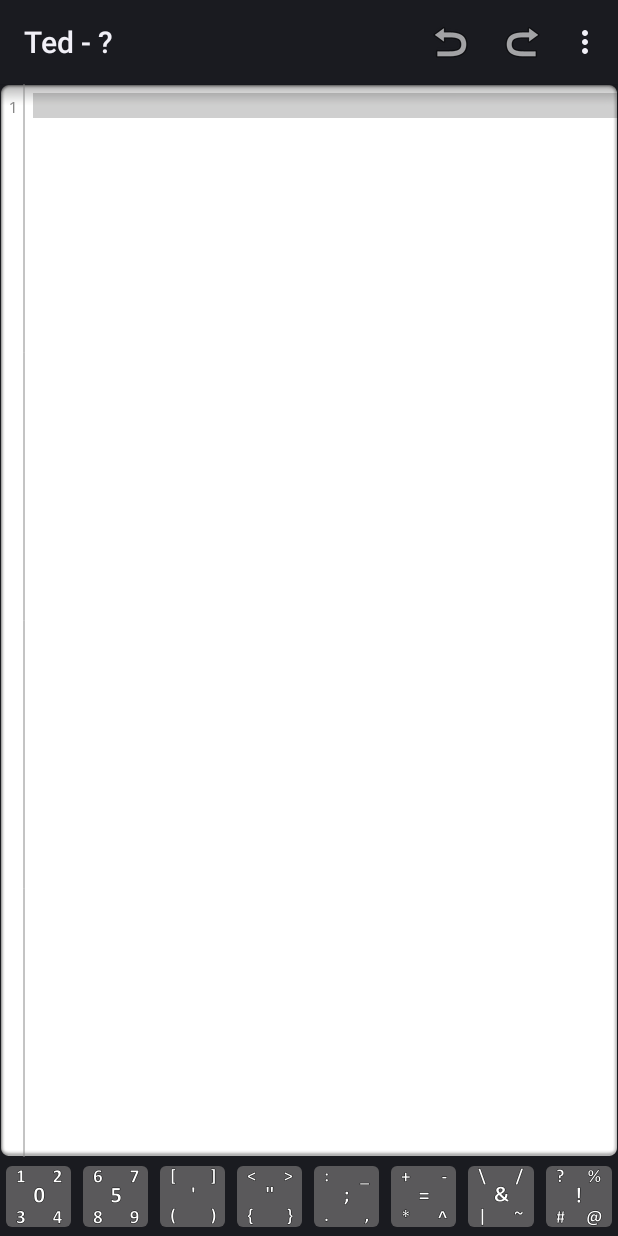
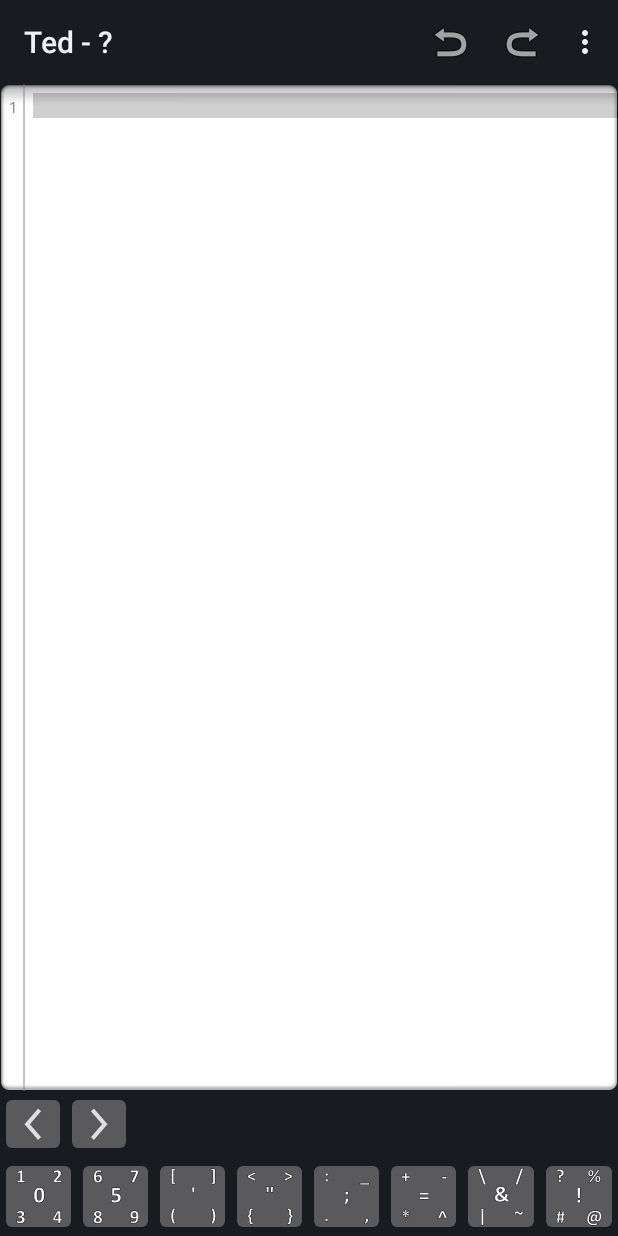
Before and after one commit to JJertok/Ted-Editor, an Android app: the screen it shows after launch (TedActivity), on a phone screen of 412 x 824 dp. Run offline under Robolectric (Android 15) with nearby library versions, the phone set to English and light mode, and no system bars; 6 statements that could not run were skipped.

Commit message:
Add functionality, which allows to work with large files.

```diff
--- a/ted/src/main/java/fr/xgouchet/texteditor/common/Constants.java
+++ b/ted/src/main/java/fr/xgouchet/texteditor/common/Constants.java
@@ -113,6 +113,8 @@ public interface Constants {
 	/** maximum text size */
 	public static final int TEXT_SIZE_MAX = 40;
 
+	public static final int LINES_PER_PAGE = 300;
+
 	/** End of line setting for Linux files ( = {@value} ) */
 	public static final int EOL_LINUX = 0;
 	/** End of line setting for Windows files ( = {@value} ) */
--- a/ted/src/main/java/fr/xgouchet/texteditor/ui/view/AdvancedEditText.java
+++ b/ted/src/main/java/fr/xgouchet/texteditor/ui/view/AdvancedEditText.java
@@ -7,9 +7,7 @@ import android.graphics.Paint;
 import android.graphics.Point;
 import android.graphics.Rect;
 import android.graphics.Typeface;
-import android.text.Editable;
 import android.util.AttributeSet;
-import android.util.Log;
 import android.util.Pair;
 import android.view.GestureDetector;
 import android.view.GestureDetector.OnGestureListener;
@@ -21,6 +19,7 @@ import android.view.inputmethod.InputMethodManager;
 import android.widget.EditText;
 import android.widget.Scroller;
 
+
 import java.util.ArrayList;
 import java.util.HashSet;
 import java.util.LinkedList;
@@ -28,6 +27,7 @@ import java.util.Set;
 
 import fr.xgouchet.texteditor.R;
 import fr.xgouchet.texteditor.common.Constants;
+import fr.xgouchet.texteditor.common.PageSystem;
 import fr.xgouchet.texteditor.common.Settings;
 import fr.xgouchet.texteditor.ui.listener.UpdateSettingListener;
 
@@ -38,15 +38,16 @@ public class AdvancedEditText extends EditText implements Constants,
         OnKeyListener, OnGestureListener {
 
     /**
-	 * @param context
-	 *            the current context
-	 * @param attrs
-	 *            some attributes
+     * @param context the current context
+     * @param attrs   some attributes
      * @category ObjectLifecycle
      */
+
     public AdvancedEditText(Context context, AttributeSet attrs) {
         super(context, attrs);
 
+
+        this.setDrawingCacheEnabled(true);
         mPaintNumbers = new Paint();
         mPaintNumbers.setTypeface(Typeface.MONOSPACE);
         mPaintNumbers.setAntiAlias(true);
@@ -54,6 +55,8 @@ public class AdvancedEditText extends EditText implements Constants,
         mPaintHighlight = new Paint();
 
         mPaintHighlightLine = new Paint();
+
+        startLineNumber = 0;
 
         mScale = context.getResources().getDisplayMetrics().density;
         mPadding = (int) (mPaddingDP * mScale);
@@ -69,16 +72,16 @@ public class AdvancedEditText extends EditText implements Constants,
 
     }
 
+    LinkedList<UpdateSettingListener> listeners = new LinkedList<UpdateSettingListener>();
 
-	LinkedList<UpdateSettingListener> listeners = new LinkedList<UpdateSettingListener>();;
 
     public void addUpdateSetting(UpdateSettingListener listener) {
         listeners.add(listener);
     }
 
     /**
+     * @category View
      * @see android.widget.TextView#computeScroll()
-	 * @category View
      */
     public void computeScroll() {
 
@@ -92,16 +95,15 @@ public class AdvancedEditText extends EditText implements Constants,
     }
 
     /**
+     * @category View
      * @see EditText#onDraw(Canvas)
-	 * @category View
      */
     public void onDraw(Canvas canvas) {
         int count, lineX, baseline;
-
         count = getLineCount();
 
         if (Settings.SHOW_LINE_NUMBERS) {
-			int padding = (int) (Math.floor(Math.log10(count)) + 1);
+            int padding = (int) (Math.floor(Math.log10(count+startLineNumber)) + 1);
             padding = (int) ((padding * mPaintNumbers.getTextSize()) + mPadding + (Settings.TEXT_SIZE
                     * mScale * 0.5));
             if (mLinePadding != padding) {
@@ -133,6 +135,7 @@ public class AdvancedEditText extends EditText implements Constants,
         }
         for (int i = min; i < max; i++) {
             baseline = getLineBounds(i, mLineBounds);
+
             if ((mMaxSize != null) && (mMaxSize.x < mLineBounds.right)) {
                 mMaxSize.x = mLineBounds.right;
             }
@@ -142,8 +145,9 @@ public class AdvancedEditText extends EditText implements Constants,
             }
 
             if (Settings.SHOW_LINE_NUMBERS) {
-				canvas.drawText("" + (i + 1), mDrawingRect.left + mPadding,
+                canvas.drawText("" + (i + startLineNumber + 1), mDrawingRect.left + mPadding,
                         baseline, mPaintNumbers);
+
             }
             if (Settings.SHOW_LINE_NUMBERS) {
                 canvas.drawLine(lineX, mDrawingRect.top, lineX,
@@ -158,30 +162,30 @@ public class AdvancedEditText extends EditText implements Constants,
             mMaxSize.y = Math.max(
                     mMaxSize.y + mPadding - mDrawingRect.height(), 0);
         }
-
         drawHightlightLines(canvas);
 
         super.onDraw(canvas);
+
     }
 
     /**
      * @see android.view.View.OnKeyListener#onKey(android.view.View, int,
-	 *      android.view.KeyEvent)
+     * android.view.KeyEvent)
      */
     public boolean onKey(View v, int keyCode, KeyEvent event) {
         return false;
     }
 
     /**
+     * @category GestureDetection
      * @see android.widget.TextView#onTouchEvent(android.view.MotionEvent)
-	 * @category GestureDetection
      */
     public boolean onTouchEvent(MotionEvent event) {
 
         // check for tap and cancel fling
-		if ((event.getAction() & MotionEvent.ACTION_MASK) == MotionEvent.ACTION_DOWN)
-		{
-			if(!mTedScroller.isFinished()){
+        if ((event.getAction() & MotionEvent.ACTION_MASK) == MotionEvent.ACTION_DOWN) {
+            if (mTedScroller != null)
+                if (!mTedScroller.isFinished()) {
                     mTedScroller.abortAnimation();
                 }
         }
@@ -193,20 +197,17 @@ public class AdvancedEditText extends EditText implements Constants,
         return true;
     }
 
-
-
-
     /**
+     * @category GestureDetection
      * @see android.view.GestureDetector.OnGestureListener#onDown(android.view.MotionEvent)
-	 * @category GestureDetection
      */
     public boolean onDown(MotionEvent e) {
         return true;
     }
 
     /**
+     * @category GestureDetection
      * @see android.view.GestureDetector.OnGestureListener#onSingleTapUp(android.view.MotionEvent)
-	 * @category GestureDetection
      */
     public boolean onSingleTapUp(MotionEvent e) {
         if (isEnabled()) {
@@ -218,8 +219,8 @@ public class AdvancedEditText extends EditText implements Constants,
     }
 
     /**
+     * @category GestureDetection
      * @see android.view.GestureDetector.OnGestureListener#onShowPress(android.view.MotionEvent)
-	 * @category GestureDetection
      */
     public void onShowPress(MotionEvent e) {
     }
@@ -233,17 +234,19 @@ public class AdvancedEditText extends EditText implements Constants,
 
     /**
      * @see android.view.GestureDetector.OnGestureListener#onScroll(android.view.MotionEvent,
-	 *      android.view.MotionEvent, float, float)
+     * android.view.MotionEvent, float, float)
      */
     public boolean onScroll(MotionEvent e1, MotionEvent e2, float distanceX,
                             float distanceY) {
         // mTedScroller.setFriction(0);
+
         return true;
+
     }
 
     /**
      * @see android.view.GestureDetector.OnGestureListener#onFling(android.view.MotionEvent,
-	 *      android.view.MotionEvent, float, float)
+     * android.view.MotionEvent, float, float)
      */
     public boolean onFling(MotionEvent e1, MotionEvent e2, float velocityX,
                            float velocityY) {
@@ -264,7 +267,7 @@ public class AdvancedEditText extends EditText implements Constants,
      * @category Custom
      */
     public void updateFromSettings() {
-		for (UpdateSettingListener listener:
+        for (UpdateSettingListener listener :
                 listeners) {
             listener.updateSetting();
         }
@@ -300,7 +303,7 @@ public class AdvancedEditText extends EditText implements Constants,
                 setTextColor(Color.rgb(0, 0, 64));
                 mPaintHighlight.setColor(Color.rgb(0, 0, 64));
                 mPaintNumbers.setColor(Color.rgb(0, 128, 255));
-			mPaintHighlightLine.setColor(Color.rgb(255,127,39));
+                mPaintHighlightLine.setColor(Color.rgb(255, 127, 39));
                 break;
             case COLOR_DRACULA:
                 setBackgroundResource(R.drawable.textfield_dracula);
@@ -351,9 +354,9 @@ public class AdvancedEditText extends EditText implements Constants,
 
     }
 
-
     /**
      * Set number of line for hightlights
+     *
      * @param numberOfLines
      */
     public void setHighlightLines(Set<Integer> numberOfLines) {
@@ -363,12 +366,12 @@ public class AdvancedEditText extends EditText implements Constants,
     /**
      * Set hightlight matches
      */
-	public void setHighlightMatches(ArrayList<Pair<Integer,Integer>> matches) {
-		if(mHighlightLines == null) mHighlightLines = new HashSet<Integer>();
+    public void setHighlightMatches(ArrayList<Pair<Integer, Integer>> matches) {
+        if (mHighlightLines == null) mHighlightLines = new HashSet<Integer>();
         else mHighlightLines.clear();
 
         String text = getText().toString();
-		for (Pair<Integer, Integer> selection:
+        for (Pair<Integer, Integer> selection :
                 matches) {
             mHighlightLines.add(getHighlightLine(text, selection.first));
         }
@@ -383,12 +386,13 @@ public class AdvancedEditText extends EditText implements Constants,
 
     /**
      * Draw setted highlight lines
+     *
      * @param canvas
      */
     private void drawHightlightLines(Canvas canvas) {
         // get number of lines
         int count = getLineCount();
-		if(count == 0 || mHighlightLines == null) return;
+        if (count == 0 || mHighlightLines == null) return;
 
         // get the drawing boundaries, rect changing offset if textview had scrolled
         getDrawingRect(mDrawingRect);
@@ -401,15 +405,13 @@ public class AdvancedEditText extends EditText implements Constants,
         // draw a highlight labels near a scrollbar area
         for (Integer i :
                 mHighlightLines) {
-			if(i < 0 || i >= count) continue;
-			position = (i/(float)count) * height + mDrawingRect.top;
-			canvas.drawLine(canvas.getWidth() + mDrawingRect.left - 20, position, canvas.getWidth() + mDrawingRect.left , position, mPaintHighlightLine);
-			canvas.drawLine(canvas.getWidth() + mDrawingRect.left - 20, position + 1, canvas.getWidth() + mDrawingRect.left , position + 1, mPaintHighlightLine);
-			canvas.drawLine(canvas.getWidth() + mDrawingRect.left - 20, position + 2, canvas.getWidth() + mDrawingRect.left , position + 2, mPaintHighlightLine);
+            if (i < 0 || i >= count) continue;
+            position = (i / (float) count) * height + mDrawingRect.top;
+            canvas.drawLine(canvas.getWidth() + mDrawingRect.left - 20, position, canvas.getWidth() + mDrawingRect.left, position, mPaintHighlightLine);
+            canvas.drawLine(canvas.getWidth() + mDrawingRect.left - 20, position + 1, canvas.getWidth() + mDrawingRect.left, position + 1, mPaintHighlightLine);
+            canvas.drawLine(canvas.getWidth() + mDrawingRect.left - 20, position + 2, canvas.getWidth() + mDrawingRect.left, position + 2, mPaintHighlightLine);
         }
     }
-
-
 
     /**
      * Compute the line to highlight based on selection
@@ -452,32 +454,67 @@ public class AdvancedEditText extends EditText implements Constants,
         return line;
     }
 
-	/** The set of highlight lines*/
+    /**
+     * @param startLineNumber real line number
+     */
+    public void updateLineNumber(int startLineNumber) {
+        this.startLineNumber = startLineNumber;
+    }
+
+
+    /**
+     * The set of highlight lines
+     */
     private Set<Integer> mHighlightLines;
 
-	/** The line numbers paint */
+    /**
+     * The line numbers paint
+     */
     protected Paint mPaintHighlightLine;
-	/** The line numbers paint */
+    /**
+     * The line numbers paint
+     */
     protected Paint mPaintNumbers;
-	/** The line numbers paint */
+    /**
+     * The line highlight paint
+     */
     protected Paint mPaintHighlight;
-	/** the offset value in dp */
+    /**
+     * the offset value in dp
+     */
     protected int mPaddingDP = 6;
-	/** the padding scaled */
+    /**
+     * the padding scaled
+     */
     protected int mPadding, mLinePadding;
-	/** the scale for desnity pixels */
+    /**
+     * the scale for desnity pixels
+     */
     protected float mScale;
 
-	/** the scroller instance */
-	protected Scroller mTedScroller;
-	/** the velocity tracker */
+    /**
+     * the scroller instance
+     */
+    protected Scroller mTedScroller = null;
+    /**
+     * the velocity tracker
+     */
     protected GestureDetector mGestureDetector;
-	/** the Max size of the view */
+    /**
+     * the Max size of the view
+     */
     protected Point mMaxSize;
 
-	/** the highlighted line index */
+    /**
+     * the highlighted line index
+     */
     protected int mHighlightedLine;
     protected int mHighlightStart;
 
+    /**
+     * real line number shifter
+     */
+    protected int startLineNumber;
+
     protected Rect mDrawingRect, mLineBounds;
 }
--- a/ted/src/main/res/layout/layout_editor.xml
+++ b/ted/src/main/res/layout/layout_editor.xml
@@ -8,9 +8,9 @@
         android:id="@+id/editor"
         android:layout_width="match_parent"
         android:layout_height="wrap_content"
-        android:layout_weight="0.81"
+        android:layout_weight="20"
         android:gravity="top|left"
-        android:inputType="textMultiLine"
+        android:inputType="textMultiLine|textCapSentences|textNoSuggestions"
         android:scrollbarAlwaysDrawHorizontalTrack="true"
         android:scrollbarAlwaysDrawVerticalTrack="true"
         android:scrollbarSize="5dp"
@@ -20,6 +20,14 @@
 
         <requestFocus />
     </fr.xgouchet.texteditor.ui.view.AdvancedEditText>
+
+    <include
+        android:id="@+id/pagesLayout"
+        android:layout_width="wrap_content"
+        android:layout_height="wrap_content"
+        android:layout_weight="0"
+        layout="@layout/pages"
+        />
 
     <include
         android:id="@+id/searchLayout"
--- /dev/null
+++ b/ted/src/main/res/layout/pages.xml
@@ -0,0 +1,24 @@
+<?xml version="1.0" encoding="utf-8"?>
+<TableLayout xmlns:android="http://schemas.android.com/apk/res/android"
+    android:layout_width="match_parent"
+    android:layout_height="wrap_content"
+    android:orientation="vertical">
+    <TableRow>
+
+        <ImageButton
+            android:id="@+id/buttonPrevPage"
+            style="@style/ButtonSmall"
+            android:layout_width="wrap_content"
+            android:layout_height="wrap_content"
+            android:layout_weight="0"
+            android:src="@drawable/ic_find_previous" />
+
+        <ImageButton
+            android:id="@+id/buttonNextPage"
+            style="@style/ButtonSmall"
+            android:layout_width="wrap_content"
+            android:layout_height="wrap_content"
+            android:layout_weight="0"
+            android:src="@drawable/ic_find_next" />
+    </TableRow>
+</TableLayout>
```
Also changed, not shown: ted/src/main/java/fr/xgouchet/texteditor/TedActivity.java (+70 -14 lines), ted/src/main/java/fr/xgouchet/texteditor/common/PageSystem.java (added, +150 -0 lines), ted/src/main/java/fr/xgouchet/texteditor/common/TextFileUtils.java (+78 -34 lines), 1 other file. Lines whose indentation alone changed are shown as unchanged.
